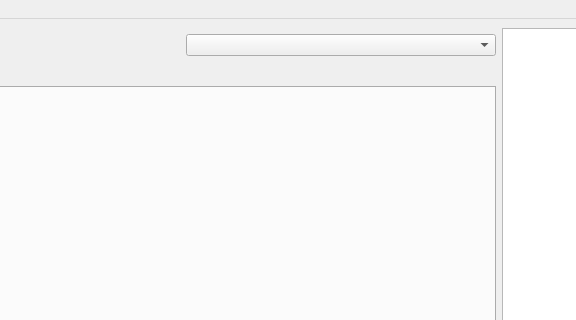
ManianVSS/Invoker.py, file qt6ui/Invoker.ui: the form before one commit; both pictures show x 140 to 716 and y 0 to 320 of the 1277 by 738 pixel window.
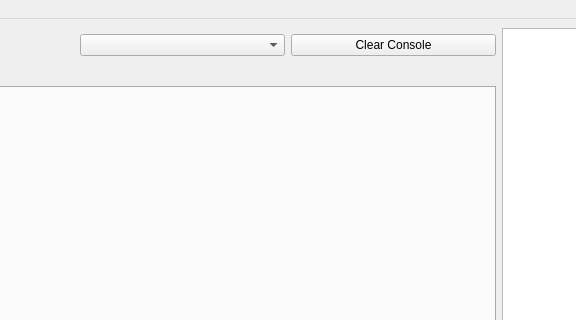
The form after the commit.

Commit message: Add console logs

Diff of the .ui file:
```diff
--- a/qt6ui/Invoker.ui
+++ b/qt6ui/Invoker.ui
@@ -39,6 +39,13 @@
         <item>
          <widget class="QComboBox" name="combobox_contexts"/>
         </item>
+        <item>
+         <widget class="QPushButton" name="clearConsoleButton">
+          <property name="text">
+           <string>Clear Console</string>
+          </property>
+         </widget>
+        </item>
        </layout>
       </item>
       <item>
```
The commit also changes 6 other files.
